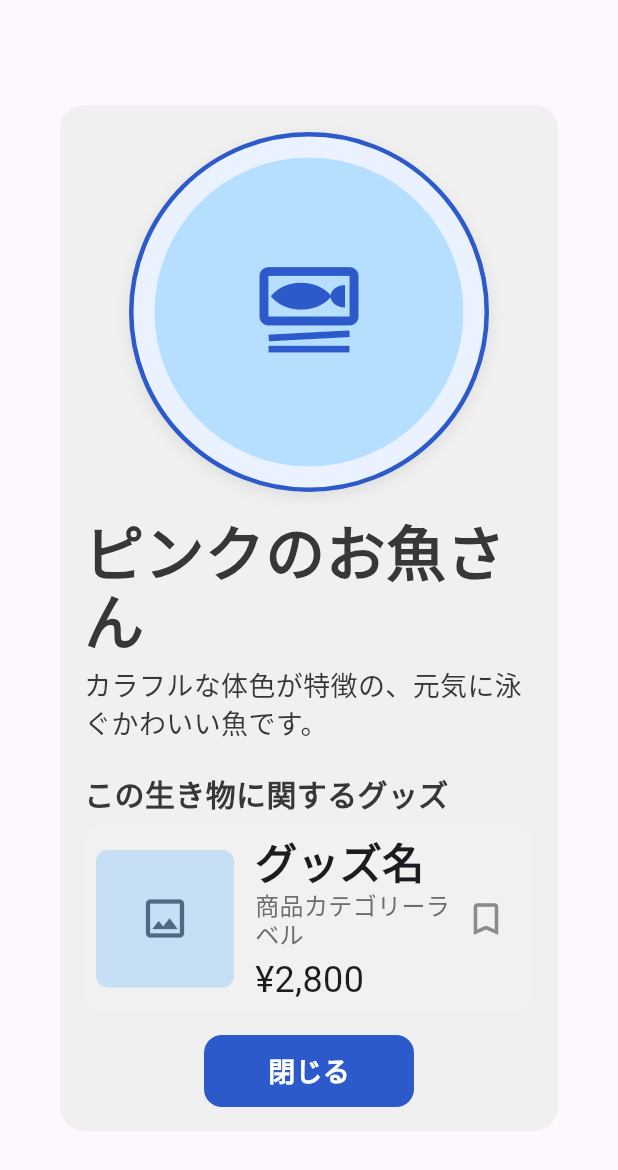
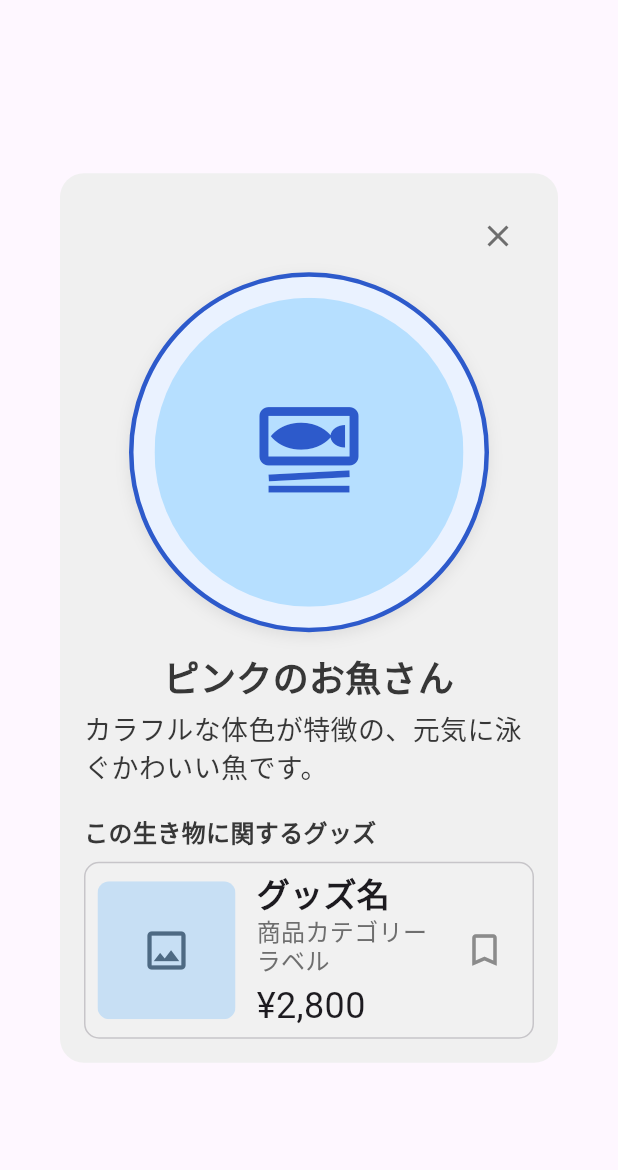
Before and after one commit to ryka-1104/progate_womens, a Flutter app: the CreatureDialog widget shown alone on an empty page, opened directly, on a phone screen of 412 x 824 dp. Shown: the top 1170 px of the screen. Run offline on Flutter 3.47's test engine with Material 3 defaults, Android fonts, the light colour scheme and no system bars; our stand-ins replace freezed_annotation; missing offline and left inert: mobile_scanner.

Commit message:
ダイアログのUIを調整

```diff
--- a/lib/component/list_component.dart
+++ b/lib/component/list_component.dart
@@ -25,6 +25,9 @@ class GoodsListComponent extends StatelessWidget {
       decoration: BoxDecoration(
         color: const Color(0xFFF1F1F1),
         borderRadius: BorderRadius.circular(10),
+        border: Border.all(
+          color: Theme.of(context).dividerColor.withOpacity(0.35),
+        ),
       ),
       child: Row(
         children: [
@@ -45,7 +48,7 @@ class GoodsListComponent extends StatelessWidget {
                 Text(
                   goodsName,
                   style: const TextStyle(
-                    fontSize: 28,
+                    fontSize: 22,
                     fontWeight: FontWeight.w700,
                     height: 1.1,
                   ),
--- a/lib/creature_dialog.dart
+++ b/lib/creature_dialog.dart
@@ -33,15 +33,28 @@ class CreatureDialog extends StatelessWidget {
             mainAxisSize: MainAxisSize.min,
             crossAxisAlignment: CrossAxisAlignment.start,
             children: [
+              Align(
+                alignment: Alignment.topRight,
+                child: IconButton(
+                  onPressed: onClose ?? () => Navigator.of(context).pop(),
+                  icon: const Icon(Icons.close),
+                  color: const Color(0xFF6E6E6E),
+                  splashRadius: 20,
+                  tooltip: '閉じる',
+                ),
+              ),
               Center(child: stamp),
               const SizedBox(height: 16),
-              Text(
-                name,
-                style: const TextStyle(
-                  fontSize: 40,
-                  fontWeight: FontWeight.w700,
-                  color: Color(0xFF373737),
-                  height: 1.15,
+              Center(
+                child: Text(
+                  name,
+                  textAlign: TextAlign.center,
+                  style: const TextStyle(
+                    fontSize: 24,
+                    fontWeight: FontWeight.w700,
+                    color: Color(0xFF373737),
+                    height: 1.15,
+                  ),
                 ),
               ),
               const SizedBox(height: 8),
@@ -58,51 +71,15 @@ class CreatureDialog extends StatelessWidget {
               Text(
                 goodsTitle,
                 style: const TextStyle(
-                  fontSize: 20,
+                  fontSize: 16,
                   fontWeight: FontWeight.w700,
                   color: Color(0xFF373737),
                 ),
               ),
               const SizedBox(height: 8),
               itemComponent,
-              const SizedBox(height: 16),
-              Align(
-                alignment: Alignment.center,
-                child: CreatureDialogCloseButton(
-                  onPressed: onClose ?? () => Navigator.of(context).pop(),
-                ),
-              ),
             ],
           ),
-        ),
-      ),
-    );
-  }
-}
-
-class CreatureDialogCloseButton extends StatelessWidget {
-  const CreatureDialogCloseButton({super.key, required this.onPressed});
-
-  final VoidCallback onPressed;
-
-  @override
-  Widget build(BuildContext context) {
-    return SizedBox(
-      width: 140,
-      height: 48,
-      child: ElevatedButton(
-        onPressed: onPressed,
-        style: ElevatedButton.styleFrom(
-          backgroundColor: const Color(0xFF2D5ACB),
-          foregroundColor: Colors.white,
-          shape: RoundedRectangleBorder(
-            borderRadius: BorderRadius.circular(12),
-          ),
-          elevation: 0,
-        ),
-        child: const Text(
-          '閉じる',
-          style: TextStyle(fontSize: 18, fontWeight: FontWeight.w700),
         ),
       ),
     );
@@ -151,3 +128,12 @@ class SampleCreatureDialog extends StatelessWidget {
     );
   }
 }
+
+// ファイルの一番下に追加してください
+void main() {
+  runApp(
+    const MaterialApp(
+      home: Scaffold(body: Center(child: SampleCreatureDialog())),
+    ),
+  );
+}
```
